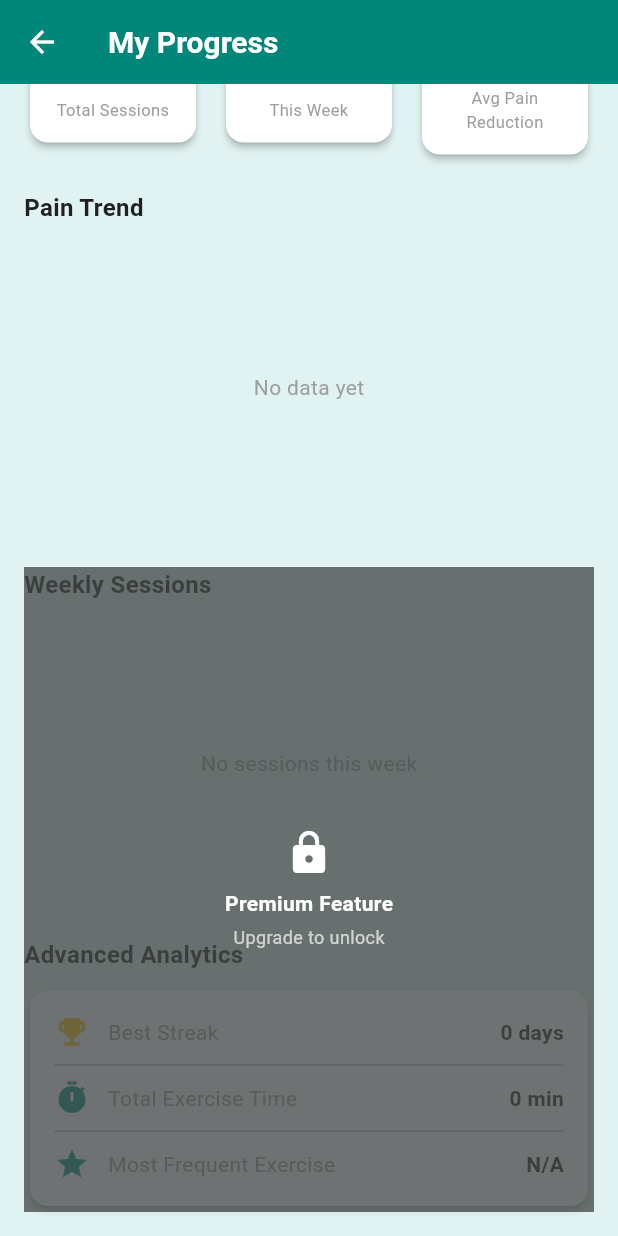
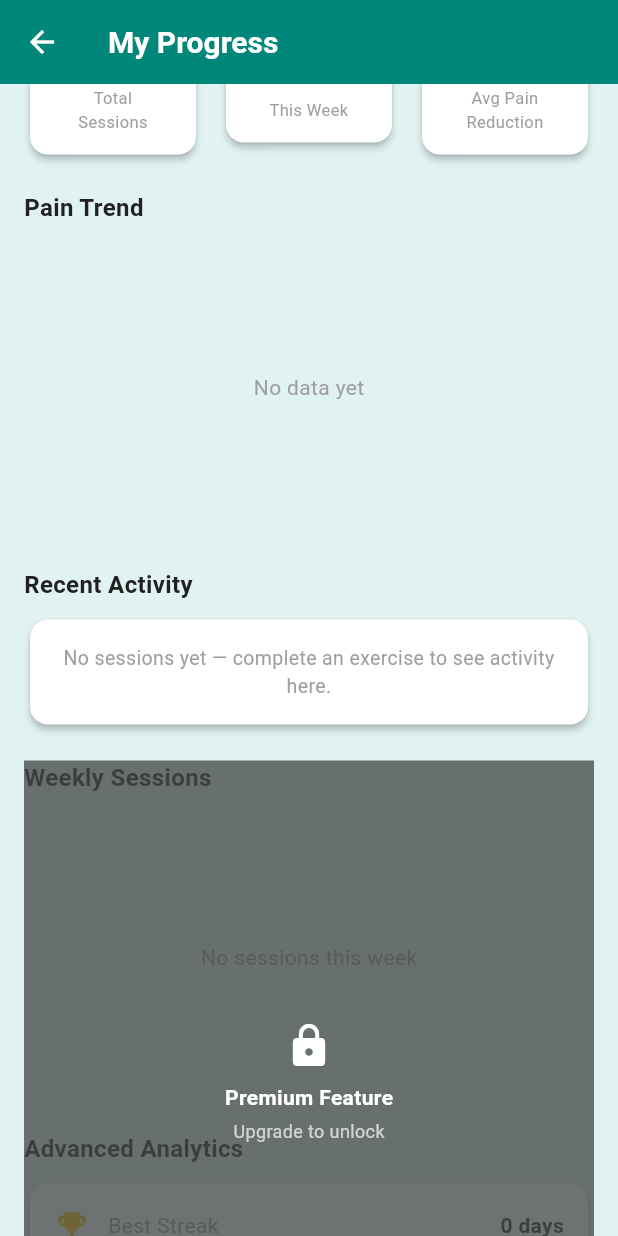
Before and after one commit to IlhmIqbl/physiocare_plus, a Flutter app: the ProgressScreen screen opened by its route, scrolled down 192 dp, on a phone screen of 412 x 824 dp. Run offline on Flutter 3.47's test engine with Material 3 defaults, Android fonts, the phone set to English and light mode, and no system bars; our stand-ins replace cached_network_image, chewie, cloud_firestore, firebase_auth, firebase_core, firebase_messaging and 8 more; accounts and stored records are empty.

Commit message:
feat: live progress tracking — streams, in-memory streak, recent activity
- ProgressProvider now subscribes to Firestore real-time streams for
  sessions and progress; every stat (total sessions, this week, avg pain
  reduction, streak) updates automatically the moment a session completes
  without needing to navigate away and back.
- Streak recalculated in-memory from the updated session list so it
  reflects the current session instantly.
- Total sessions now counts only completed sessions.
- Avg pain reduction shows a + prefix and green colour when positive.
- Added Recent Activity section showing the last 5 sessions (any status)
  with completion %, date, and colour-coded status badge.
- clearProgress() cancels subscriptions on logout; called from all
  three sign-out paths (profile, dashboard, therapist profile).
- Added missing Firestore composite indexes for sessions/(userId,startedAt)
  and progress/(userId,recordedAt).

Co-Authored-By: Claude Sonnet 4.6 <noreply@anthropic.com>

```diff
--- a/lib/screens/dashboard/dashboard_screen.dart
+++ b/lib/screens/dashboard/dashboard_screen.dart
@@ -429,7 +429,10 @@ class _DashboardScreenState extends State<DashboardScreen> {
             title: const Text('Logout', style: TextStyle(color: Colors.red)),
             onTap: () async {
               Navigator.pop(context);
-              await context.read<AppAuthProvider>().signOut();
+              final progress = context.read<ProgressProvider>();
+              final auth = context.read<AppAuthProvider>();
+              await progress.clearProgress();
+              await auth.signOut();
               if (mounted) {
                 Navigator.pushReplacementNamed(context, AppRoutes.login);
               }
--- a/lib/screens/profile/profile_screen.dart
+++ b/lib/screens/profile/profile_screen.dart
@@ -6,6 +6,7 @@ import 'package:image_picker/image_picker.dart';
 import 'package:provider/provider.dart';
 
 import 'package:physiocare/providers/auth_provider.dart';
+import 'package:physiocare/providers/progress_provider.dart';
 import 'package:physiocare/services/firestore_service.dart';
 import 'package:physiocare/utils/app_constants.dart';
 import 'package:physiocare/widgets/pain_slider.dart';
@@ -416,7 +417,10 @@ class _ProfileScreenState extends State<ProfileScreen> {
                 // ---- Sign Out button ----
                 OutlinedButton.icon(
                   onPressed: () async {
-                    await context.read<AppAuthProvider>().signOut();
+                    final progress = context.read<ProgressProvider>();
+                    final auth = context.read<AppAuthProvider>();
+                    await progress.clearProgress();
+                    await auth.signOut();
                     if (context.mounted) {
                       Navigator.of(context)
                           .pushNamedAndRemoveUntil(AppRoutes.login, (_) => false);
--- a/lib/screens/progress/progress_screen.dart
+++ b/lib/screens/progress/progress_screen.dart
@@ -1,5 +1,7 @@
 import 'package:flutter/material.dart';
+import 'package:intl/intl.dart';
 import 'package:provider/provider.dart';
+import 'package:physiocare/models/session_model.dart';
 import 'package:physiocare/providers/auth_provider.dart';
 import 'package:physiocare/providers/progress_provider.dart';
 import 'package:physiocare/providers/subscription_provider.dart';
@@ -19,11 +21,9 @@ class _ProgressScreenState extends State<ProgressScreen> {
   void initState() {
     super.initState();
     WidgetsBinding.instance.addPostFrameCallback((_) {
-      final authProvider = context.read<AppAuthProvider>();
-      final uid = authProvider.userModel?.id ?? '';
+      final uid = context.read<AppAuthProvider>().userModel?.id ?? '';
       if (uid.isNotEmpty) {
-        final progressProvider = context.read<ProgressProvider>();
-        progressProvider.loadUserProgress(uid);
+        context.read<ProgressProvider>().loadUserProgress(uid);
       }
     });
   }
@@ -37,6 +37,7 @@ class _ProgressScreenState extends State<ProgressScreen> {
       appBar: AppBar(
         title: const Text('My Progress'),
         backgroundColor: AppColors.primary,
+        foregroundColor: Colors.white,
       ),
       body: progressProvider.isLoading
           ? const Center(child: CircularProgressIndicator())
@@ -51,7 +52,9 @@ class _ProgressScreenState extends State<ProgressScreen> {
 
                   // Quick stats row
                   _buildQuickStats(
-                    totalSessions: progressProvider.sessions.length,
+                    totalSessions: progressProvider.sessions
+                        .where((s) => s.completed)
+                        .length,
                     weeklyCount: progressProvider.weeklySessionCount,
                     avgPainReduction: progressProvider.avgPainReduction,
                   ),
@@ -60,15 +63,16 @@ class _ProgressScreenState extends State<ProgressScreen> {
                   // Pain Trend chart
                   const Text(
                     'Pain Trend',
-                    style: TextStyle(
-                      fontWeight: FontWeight.bold,
-                      fontSize: 16,
-                    ),
+                    style: TextStyle(fontWeight: FontWeight.bold, fontSize: 16),
                   ),
                   const SizedBox(height: 8),
                   PainTrendChart(
                     progressEntries: progressProvider.progressEntries,
                   ),
+                  const SizedBox(height: 20),
+
+                  // Recent sessions
+                  _buildRecentSessions(progressProvider.sessions),
                   const SizedBox(height: 20),
 
                   // Premium section
@@ -80,9 +84,7 @@ class _ProgressScreenState extends State<ProgressScreen> {
                         const Text(
                           'Weekly Sessions',
                           style: TextStyle(
-                            fontWeight: FontWeight.bold,
-                            fontSize: 16,
-                          ),
+                              fontWeight: FontWeight.bold, fontSize: 16),
                         ),
                         const SizedBox(height: 8),
                         WeeklySessionsChart(
@@ -92,9 +94,7 @@ class _ProgressScreenState extends State<ProgressScreen> {
                         const Text(
                           'Advanced Analytics',
                           style: TextStyle(
-                            fontWeight: FontWeight.bold,
-                            fontSize: 16,
-                          ),
+                              fontWeight: FontWeight.bold, fontSize: 16),
                         ),
                         const SizedBox(height: 8),
                         _buildAdvancedAnalytics(progressProvider),
@@ -123,11 +123,8 @@ class _ProgressScreenState extends State<ProgressScreen> {
         padding: const EdgeInsets.symmetric(horizontal: 20, vertical: 20),
         child: Row(
           children: [
-            const Icon(
-              Icons.local_fire_department,
-              color: Colors.orange,
-              size: 32,
-            ),
+            const Icon(Icons.local_fire_department,
+                color: Colors.orange, size: 32),
             const SizedBox(width: 12),
             Text(
               '$streak Day Streak',
@@ -138,9 +135,9 @@ class _ProgressScreenState extends State<ProgressScreen> {
               ),
             ),
             const Spacer(),
-            const Text(
-              'Keep going!',
-              style: TextStyle(color: Colors.white70, fontSize: 14),
+            Text(
+              streak == 0 ? 'Start today!' : 'Keep going!',
+              style: const TextStyle(color: Colors.white70, fontSize: 14),
             ),
           ],
         ),
@@ -157,7 +154,7 @@ class _ProgressScreenState extends State<ProgressScreen> {
       children: [
         Expanded(
           child: _buildStatTile(
-            label: 'Total Sessions',
+            label: 'Total\nSessions',
             value: '$totalSessions',
             icon: Icons.fitness_center,
           ),
@@ -174,8 +171,11 @@ class _ProgressScreenState extends State<ProgressScreen> {
         Expanded(
           child: _buildStatTile(
             label: 'Avg Pain\nReduction',
-            value: avgPainReduction.toStringAsFixed(1),
+            value: avgPainReduction > 0
+                ? '+${avgPainReduction.toStringAsFixed(1)}'
+                : avgPainReduction.toStringAsFixed(1),
             icon: Icons.trending_down,
+            valueColor: avgPainReduction > 0 ? Colors.green : null,
           ),
         ),
       ],
@@ -186,6 +186,7 @@ class _ProgressScreenState extends State<ProgressScreen> {
     required String label,
     required String value,
     required IconData icon,
+    Color? valueColor,
   }) {
     return Card(
       shape: RoundedRectangleBorder(borderRadius: BorderRadius.circular(12)),
@@ -198,18 +199,16 @@ class _ProgressScreenState extends State<ProgressScreen> {
             const SizedBox(height: 6),
             Text(
               value,
-              style: const TextStyle(
+              style: TextStyle(
                 fontWeight: FontWeight.bold,
                 fontSize: 20,
+                color: valueColor,
               ),
             ),
             const SizedBox(height: 4),
             Text(
               label,
-              style: const TextStyle(
-                color: Colors.grey,
-                fontSize: 11,
-              ),
+              style: const TextStyle(color: Colors.grey, fontSize: 11),
               textAlign: TextAlign.center,
             ),
           ],
@@ -218,32 +217,133 @@ class _ProgressScreenState extends State<ProgressScreen> {
     );
   }
 
+  Widget _buildRecentSessions(List<SessionModel> sessions) {
+    // Show last 5 sessions (any status), newest first.
+    final recent = sessions.take(5).toList();
+
+    return Column(
+      crossAxisAlignment: CrossAxisAlignment.start,
+      children: [
+        const Text(
+          'Recent Activity',
+          style: TextStyle(fontWeight: FontWeight.bold, fontSize: 16),
+        ),
+        const SizedBox(height: 8),
+        if (recent.isEmpty)
+          const Card(
+            child: Padding(
+              padding: EdgeInsets.all(16),
+              child: Center(
+                child: Text(
+                  'No sessions yet — complete an exercise to see activity here.',
+                  style: TextStyle(color: Colors.grey, fontSize: 13),
+                  textAlign: TextAlign.center,
+                ),
+              ),
+            ),
+          )
+        else
+          Card(
+            shape: RoundedRectangleBorder(
+                borderRadius: BorderRadius.circular(12)),
+            child: Column(
+              children: recent.asMap().entries.map((entry) {
+                final i = entry.key;
+                final s = entry.value;
+                return Column(
+                  children: [
+                    _buildSessionTile(s),
+                    if (i < recent.length - 1)
+                      const Divider(height: 1, indent: 56),
+                  ],
+                );
+              }).toList(),
+            ),
+          ),
+      ],
+    );
+  }
+
+  Widget _buildSessionTile(SessionModel s) {
+    final fmt = DateFormat('d MMM, h:mm a');
+    final date = s.completedAt ?? s.startedAt;
+
+    Color statusColor;
+    IconData statusIcon;
+    String statusLabel;
+    switch (s.status) {
+      case 'completed':
+        statusColor = Colors.green;
+        statusIcon = Icons.check_circle;
+        statusLabel = 'Completed';
+        break;
+      case 'stopped':
+        statusColor = Colors.orange;
+        statusIcon = Icons.stop_circle_outlined;
+        statusLabel =
+            '${s.completionPercent.toStringAsFixed(0)}% done';
+        break;
+      default:
+        statusColor = Colors.grey;
+        statusIcon = Icons.hourglass_top;
+        statusLabel = 'In progress';
+    }
+
+    return ListTile(
+      leading: CircleAvatar(
+        backgroundColor: statusColor.withValues(alpha: 0.12),
+        child: Icon(statusIcon, color: statusColor, size: 20),
+      ),
+      title: Text(
+        s.exerciseTitle,
+        style: const TextStyle(fontWeight: FontWeight.w600, fontSize: 14),
+        maxLines: 1,
+        overflow: TextOverflow.ellipsis,
+      ),
+      subtitle: Text(
+        fmt.format(date),
+        style: const TextStyle(fontSize: 12, color: Colors.grey),
+      ),
+      trailing: Container(
+        padding: const EdgeInsets.symmetric(horizontal: 8, vertical: 3),
+        decoration: BoxDecoration(
+          color: statusColor.withValues(alpha: 0.1),
+          borderRadius: BorderRadius.circular(10),
+          border: Border.all(color: statusColor.withValues(alpha: 0.4)),
+        ),
+        child: Text(
+          statusLabel,
+          style: TextStyle(
+              fontSize: 11,
+              color: statusColor,
+              fontWeight: FontWeight.w600),
+        ),
+      ),
+    );
+  }
+
   Widget _buildAdvancedAnalytics(ProgressProvider progressProvider) {
     final sessions = progressProvider.sessions;
     final entries = progressProvider.progressEntries;
-
-    // Best streak — already available as current streak; compute max from sessions
     final streak = progressProvider.streak;
 
-    // Total exercise time in minutes
-    final totalSeconds = sessions.fold<int>(
-      0,
-      (sum, s) => sum + s.durationSeconds,
-    );
+    final totalSeconds = sessions
+        .where((s) => s.completed)
+        .fold<int>(0, (sum, s) => sum + s.durationSeconds);
     final totalMinutes = totalSeconds ~/ 60;
 
-    // Most common exercise (body area proxy via exerciseTitle)
     String mostCommon = 'N/A';
     if (sessions.isNotEmpty) {
       final freq = <String, int>{};
-      for (final s in sessions) {
+      for (final s in sessions.where((s) => s.completed)) {
         freq[s.exerciseTitle] = (freq[s.exerciseTitle] ?? 0) + 1;
       }
-      mostCommon = freq.entries
-          .reduce((a, b) => a.value >= b.value ? a : b)
-          .key;
-      if (mostCommon.length > 20) {
-        mostCommon = '${mostCommon.substring(0, 18)}…';
+      if (freq.isNotEmpty) {
+        mostCommon =
+            freq.entries.reduce((a, b) => a.value >= b.value ? a : b).key;
+        if (mostCommon.length > 20) {
+          mostCommon = '${mostCommon.substring(0, 18)}…';
+        }
       }
     }
 
@@ -264,7 +364,9 @@ class _ProgressScreenState extends State<ProgressScreen> {
               icon: Icons.timer,
               iconColor: AppColors.primary,
               label: 'Total Exercise Time',
-              value: '$totalMinutes min',
+              value: totalMinutes >= 60
+                  ? '${totalMinutes ~/ 60}h ${totalMinutes % 60}m'
+                  : '$totalMinutes min',
             ),
             const Divider(height: 20),
             _buildAnalyticsRow(
@@ -290,17 +392,12 @@ class _ProgressScreenState extends State<ProgressScreen> {
         Icon(icon, color: iconColor, size: 24),
         const SizedBox(width: 12),
         Expanded(
-          child: Text(
-            label,
-            style: const TextStyle(color: Colors.grey, fontSize: 14),
-          ),
+          child: Text(label,
+              style: const TextStyle(color: Colors.grey, fontSize: 14)),
         ),
         Text(
           value,
-          style: const TextStyle(
-            fontWeight: FontWeight.bold,
-            fontSize: 14,
-          ),
+          style: const TextStyle(fontWeight: FontWeight.bold, fontSize: 14),
         ),
       ],
     );
```
Also changed, not shown: firestore.indexes.json (+16 -0 lines), lib/providers/progress_provider.dart (+104 -20 lines), lib/services/progress_service.dart (+27 -15 lines).
